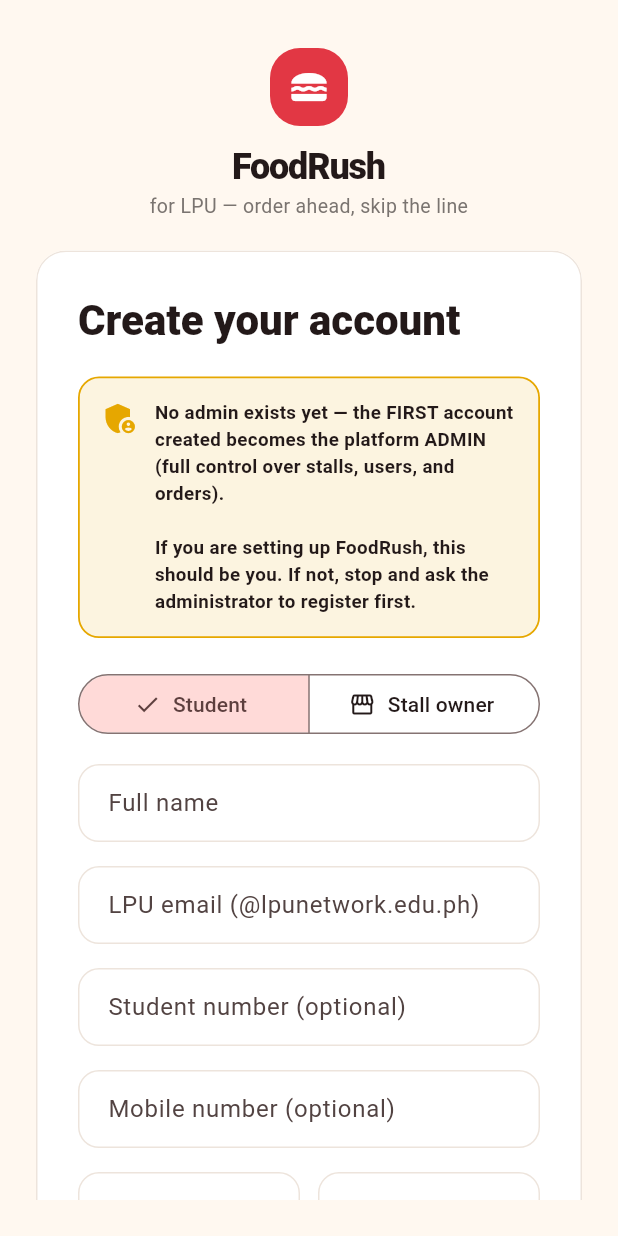
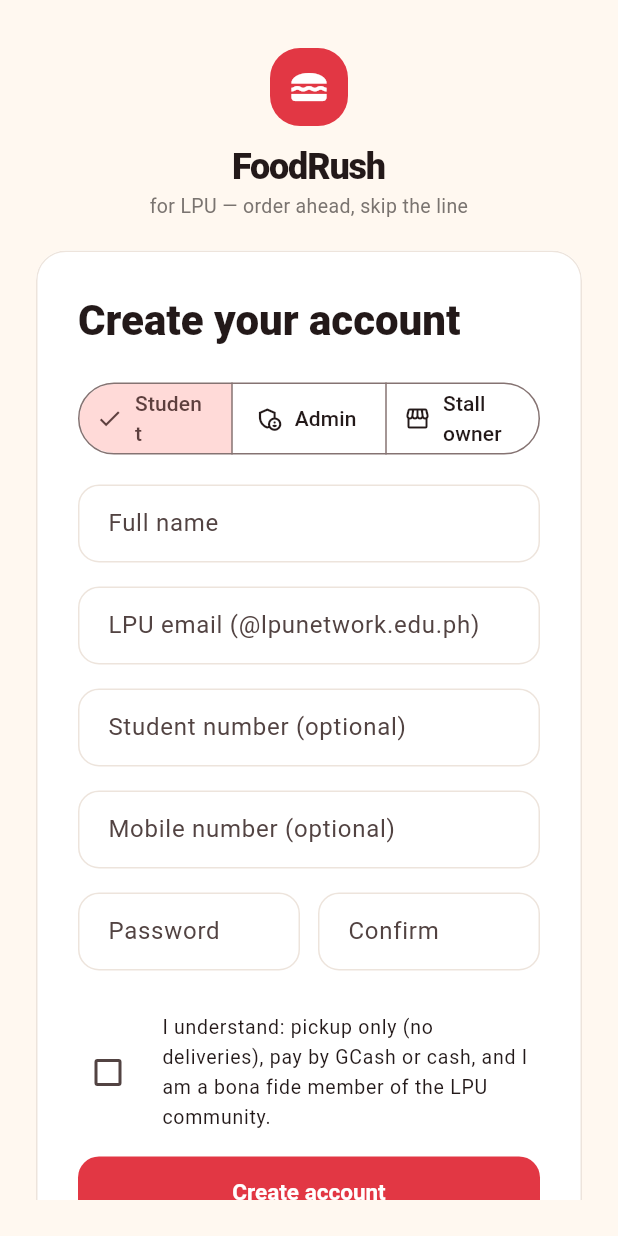
Before and after one commit to BLNK354/FoodRush, a Flutter app: the RegisterScreen screen opened by its route, on a phone screen of 412 x 824 dp. Run offline on Flutter 3.47's test engine with Material 3 defaults, Android fonts, the phone set to English and light mode, and no system bars; our stand-ins replace cloud_firestore, file_picker, firebase_auth, firebase_core, flutter_riverpod, go_router; accounts and stored records are empty.

Commit message:
Register screen: explicit Admin tab while bootstrap is open
Admin registration was implicit (first account silently claimed the
role), which read as a confusing student signup. The role picker now
shows a dedicated Admin segment between Student and Stall owner only
while no admin exists, with an explainer of what the account will
control; the segment disappears once the bootstrap marker is written.
The old page-level banner is replaced by this context-aware explainer.

🤖 Generated with Codebuff
Co-Authored-By: Codebuff <noreply@codebuff.com>

```diff
--- a/lib/features/auth/register_screen.dart
+++ b/lib/features/auth/register_screen.dart
@@ -29,6 +29,27 @@ class _RegisterScreenState extends ConsumerState<RegisterScreen> {
   String _role = kRoleCustomer;
   bool _busy = false;
   bool _agreed = false;
+  bool _bootstrapOpen = false;
+
+  @override
+  void initState() {
+    super.initState();
+    _checkBootstrap();
+  }
+
+  /// The Admin tab exists only while no admin account exists — it disappears
+  /// the moment the first signup completes.
+  Future<void> _checkBootstrap() async {
+    final marker = await FirebaseFirestore.instance
+        .collection(kColSettings)
+        .doc('app_bootstrapped')
+        .get();
+    if (!mounted) return;
+    setState(() {
+      _bootstrapOpen = !marker.exists;
+      if (!_bootstrapOpen && _role == kRoleAdmin) _role = kRoleCustomer;
+    });
+  }
 
   @override
   void dispose() {
@@ -45,6 +66,11 @@ class _RegisterScreenState extends ConsumerState<RegisterScreen> {
     if (!_formKey.currentState!.validate()) return;
     if (!_agreed) {
       showSnack(context, 'Please agree to the ground rules to continue.',
+          error: true);
+      return;
+    }
+    if (_role == kRoleAdmin && !_bootstrapOpen) {
+      showSnack(context, 'An admin already exists — register as a student or stall owner.',
           error: true);
       return;
     }
@@ -104,20 +130,33 @@ class _RegisterScreenState extends ConsumerState<RegisterScreen> {
                     ?.copyWith(fontWeight: FontWeight.w800)),
             const SizedBox(height: 20),
 
-            // Bootstrap notice: if no admin exists yet, say so LOUDLY before
-            // the account is created — the first signup claims that role.
-            FutureBuilder<DocumentSnapshot<Map<String, dynamic>>>(
-              future: FirebaseFirestore.instance
-                  .collection(kColSettings)
-                  .doc('app_bootstrapped')
-                  .get(),
-              builder: (context, snap) {
-                if (snap.hasData && snap.data!.exists) {
-                  return const SizedBox.shrink();
-                }
-                return Container(
-                  margin: const EdgeInsets.only(bottom: 20),
-                  padding: const EdgeInsets.all(14),
+            // Role picker — the Admin segment only exists while the
+            // first-account-admin window is open.
+            SegmentedButton<String>(
+              segments: [
+                const ButtonSegment(
+                    value: kRoleCustomer,
+                    icon: Icon(Icons.person_outline),
+                    label: Text('Student')),
+                if (_bootstrapOpen)
+                  const ButtonSegment(
+                      value: kRoleAdmin,
+                      icon: Icon(Icons.admin_panel_settings_outlined),
+                      label: Text('Admin')),
+                const ButtonSegment(
+                    value: kRoleVendor,
+                    icon: Icon(Icons.storefront_outlined),
+                    label: Text('Stall owner')),
+              ],
+              selected: {_role},
+              onSelectionChanged: (s) => setState(() => _role = s.first),
+            ),
+
+            // Admin explainer: shown only when the Admin tab is selected.
+            if (_role == kRoleAdmin) ...[
+              const SizedBox(height: 12),
+              Container(
+                padding: const EdgeInsets.all(12),
                 decoration: BoxDecoration(
                   color: FrColors.warning.withValues(alpha: 0.12),
                   borderRadius: BorderRadius.circular(FrRadius.md),
@@ -127,15 +166,15 @@ class _RegisterScreenState extends ConsumerState<RegisterScreen> {
                   crossAxisAlignment: CrossAxisAlignment.start,
                   children: [
                     const Icon(Icons.admin_panel_settings,
-                          color: FrColors.warning, size: 26),
-                      const SizedBox(width: 10),
+                        color: FrColors.warning, size: 22),
+                    const SizedBox(width: 8),
                     Expanded(
                       child: Text(
-                          'No admin exists yet — the FIRST account created '
-                          'becomes the platform ADMIN (full control over '
-                          'stalls, users, and orders).\n\nIf you are setting '
-                          'up FoodRush, this should be you. If not, stop and '
-                          'ask the administrator to register first.',
+                        'You are creating the PLATFORM ADMIN — the account '
+                        'that verifies stalls, manages users, and oversees '
+                        'every order. This tab disappears once an admin '
+                        'exists, so this should only be for the person '
+                        'setting up FoodRush.',
                         style: const TextStyle(
                             fontSize: 12.5, height: 1.45,
                             fontWeight: FontWeight.w600),
@@ -143,25 +182,8 @@ class _RegisterScreenState extends ConsumerState<RegisterScreen> {
                     ),
                   ],
                 ),
-                );
-              },
               ),
-
-            // Role picker
-            SegmentedButton<String>(
-              segments: const [
-                ButtonSegment(
-                    value: kRoleCustomer,
-                    icon: Icon(Icons.person_outline),
-                    label: Text('Student')),
-                ButtonSegment(
-                    value: kRoleVendor,
-                    icon: Icon(Icons.storefront_outlined),
-                    label: Text('Stall owner')),
             ],
-              selected: {_role},
-              onSelectionChanged: (s) => setState(() => _role = s.first),
-            ),
             const SizedBox(height: 16),
 
             FrTextField(
```
Lines whose indentation alone changed are shown as unchanged.
